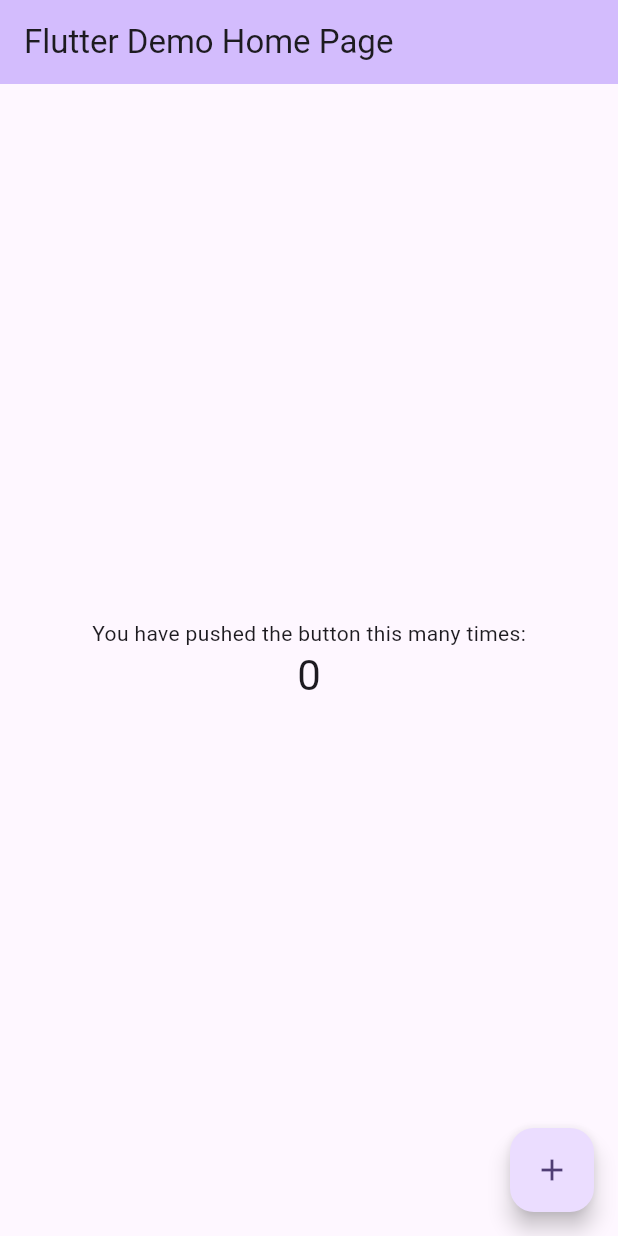
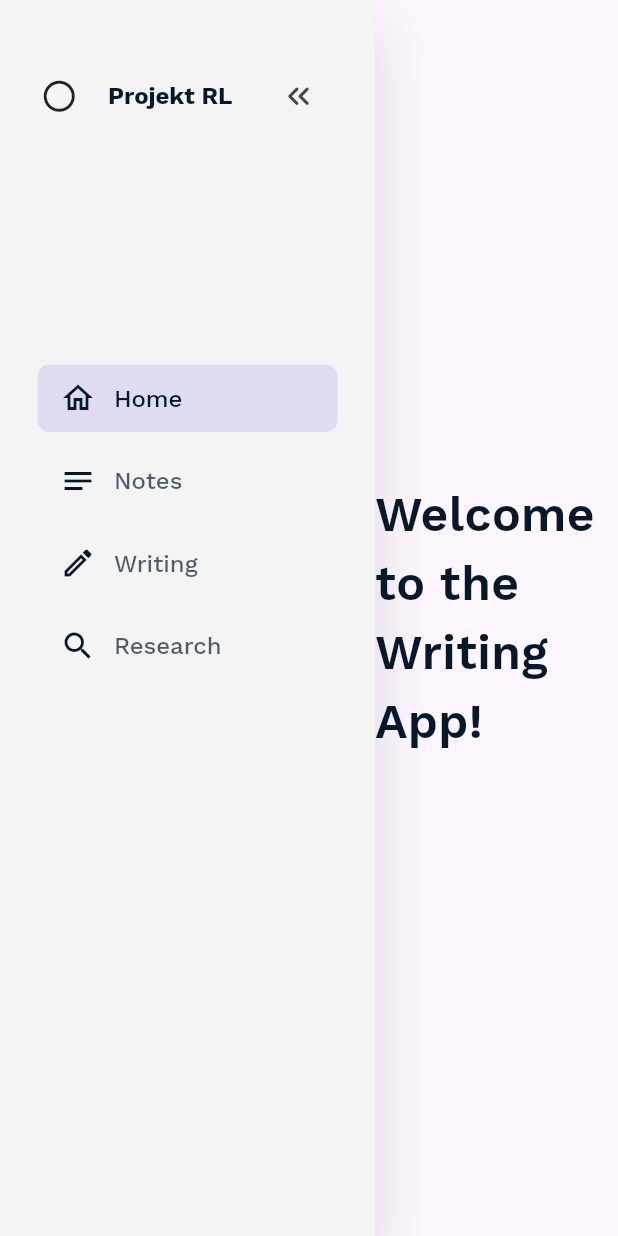
Before and after one commit to uobirek/writing-app, a Flutter app: the screen it shows after launch, on a phone screen of 412 x 824 dp. Run offline on Flutter 3.47's test engine with Material 3 defaults, Android fonts, the phone set to English and light mode, and no system bars; our stand-ins replace google_fonts.

Commit message:
navigation & basic notes

```diff
--- a/lib/main.dart
+++ b/lib/main.dart
@@ -1,125 +1,59 @@
 import 'package:flutter/material.dart';
+import 'package:writing_app/screens/home/homescreen.dart';
+import 'package:writing_app/screens/notes/notesscreen.dart';
+import 'package:writing_app/screens/writing/writingscreen.dart';
+import 'package:writing_app/widgets/sidebar.dart';
 
-void main() {
-  runApp(const MyApp());
+void main() => runApp(MyApp());
+
+class MyApp extends StatefulWidget {
+  @override
+  _MyAppState createState() => _MyAppState();
 }
 
-class MyApp extends StatelessWidget {
-  const MyApp({super.key});
+class _MyAppState extends State<MyApp> {
+  String _currentSection = 'Home'; // Active section
 
-  // This widget is the root of your application.
-  @override
-  Widget build(BuildContext context) {
-    return MaterialApp(
-      title: 'Flutter Demo',
-      theme: ThemeData(
-        // This is the theme of your application.
-        //
-        // TRY THIS: Try running your application with "flutter run". You'll see
-        // the application has a purple toolbar. Then, without quitting the app,
-        // try changing the seedColor in the colorScheme below to Colors.green
-        // and then invoke "hot reload" (save your changes or press the "hot
-        // reload" button in a Flutter-supported IDE, or press "r" if you used
-        // the command line to start the app).
-        //
-        // Notice that the counter didn't reset back to zero; the application
-        // state is not lost during the reload. To reset the state, use hot
-        // restart instead.
-        //
-        // This works for code too, not just values: Most code changes can be
-        // tested with just a hot reload.
-        colorScheme: ColorScheme.fromSeed(seedColor: Colors.deepPurple),
-        useMaterial3: true,
-      ),
-      home: const MyHomePage(title: 'Flutter Demo Home Page'),
-    );
-  }
-}
-
-class MyHomePage extends StatefulWidget {
-  const MyHomePage({super.key, required this.title});
-
-  // This widget is the home page of your application. It is stateful, meaning
-  // that it has a State object (defined below) that contains fields that affect
-  // how it looks.
-
-  // This class is the configuration for the state. It holds the values (in this
-  // case the title) provided by the parent (in this case the App widget) and
-  // used by the build method of the State. Fields in a Widget subclass are
-  // always marked "final".
-
-  final String title;
-
-  @override
-  State<MyHomePage> createState() => _MyHomePageState();
-}
-
-class _MyHomePageState extends State<MyHomePage> {
-  int _counter = 0;
-
-  void _incrementCounter() {
+  void _navigateTo(String section) {
     setState(() {
-      // This call to setState tells the Flutter framework that something has
-      // changed in this State, which causes it to rerun the build method below
-      // so that the display can reflect the updated values. If we changed
-      // _counter without calling setState(), then the build method would not be
-      // called again, and so nothing would appear to happen.
-      _counter++;
+      _currentSection = section;
     });
   }
 
   @override
   Widget build(BuildContext context) {
-    // This method is rerun every time setState is called, for instance as done
-    // by the _incrementCounter method above.
-    //
-    // The Flutter framework has been optimized to make rerunning build methods
-    // fast, so that you can just rebuild anything that needs updating rather
-    // than having to individually change instances of widgets.
-    return Scaffold(
-      appBar: AppBar(
-        // TRY THIS: Try changing the color here to a specific color (to
-        // Colors.amber, perhaps?) and trigger a hot reload to see the AppBar
-        // change color while the other colors stay the same.
-        backgroundColor: Theme.of(context).colorScheme.inversePrimary,
-        // Here we take the value from the MyHomePage object that was created by
-        // the App.build method, and use it to set our appbar title.
-        title: Text(widget.title),
-      ),
-      body: Center(
-        // Center is a layout widget. It takes a single child and positions it
-        // in the middle of the parent.
-        child: Column(
-          // Column is also a layout widget. It takes a list of children and
-          // arranges them vertically. By default, it sizes itself to fit its
-          // children horizontally, and tries to be as tall as its parent.
-          //
-          // Column has various properties to control how it sizes itself and
-          // how it positions its children. Here we use mainAxisAlignment to
-          // center the children vertically; the main axis here is the vertical
-          // axis because Columns are vertical (the cross axis would be
-          // horizontal).
-          //
-          // TRY THIS: Invoke "debug painting" (choose the "Toggle Debug Paint"
-          // action in the IDE, or press "p" in the console), to see the
-          // wireframe for each widget.
-          mainAxisAlignment: MainAxisAlignment.center,
-          children: <Widget>[
-            const Text(
-              'You have pushed the button this many times:',
+    Widget activeScreen;
+
+    switch (_currentSection) {
+      case 'Home':
+        activeScreen = HomeScreen();
+        break;
+      case 'Notes':
+        activeScreen = NotesScreen();
+        break;
+      case 'Writing':
+        activeScreen = WritingScreen();
+        break;
+      case 'Research':
+        activeScreen = WritingScreen(); // Replace with ResearchScreen later
+        break;
+      default:
+        activeScreen = HomeScreen();
+    }
+
+    return MaterialApp(
+      title: 'Writing App',
+      home: Scaffold(
+        body: Row(
+          children: [
+            AppSidebar(
+              activeSection: _currentSection,
+              onSectionTap: _navigateTo,
             ),
-            Text(
-              '$_counter',
-              style: Theme.of(context).textTheme.headlineMedium,
-            ),
+            Expanded(child: activeScreen),
           ],
         ),
       ),
-      floatingActionButton: FloatingActionButton(
-        onPressed: _incrementCounter,
-        tooltip: 'Increment',
-        child: const Icon(Icons.add),
-      ), // This trailing comma makes auto-formatting nicer for build methods.
     );
   }
 }
--- /dev/null
+++ b/lib/screens/home/homescreen.dart
@@ -0,0 +1,14 @@
+import 'package:flutter/material.dart';
+import 'package:writing_app/utils/theme.dart';
+
+class HomeScreen extends StatelessWidget {
+  @override
+  Widget build(BuildContext context) {
+    return Center(
+      child: Text(
+        'Welcome to the Writing App!',
+        style: AppTextStyles.dashboardTitle,
+      ),
+    );
+  }
+}
--- /dev/null
+++ b/lib/utils/theme.dart
@@ -0,0 +1,75 @@
+import 'package:flutter/material.dart';
+import 'package:google_fonts/google_fonts.dart';
+
+class AppColors {
+  static const Color accentcolour1 = Color(0xFFEFB11D);
+  static const Color accentcolour2 = Color(0xFFA7A3EB);
+  static const Color background = Color(0xFFFCFCFC);
+  static const Color verylight = Color(0xFFFEFEFE);
+  static const Color text = Color(0xFF07182B);
+  static const Color bigsquaregrey = Color(0xFFF4F4F4);
+  static const Color darkergrey = Color(0xFFEAEAEA);
+}
+
+class AppTextStyles {
+  static final TextStyle bigTitle = GoogleFonts.workSans(
+      fontSize: 64,
+      fontWeight: FontWeight.bold,
+      color: AppColors.text,
+      letterSpacing: -1);
+
+  static final TextStyle dashboardTitle = GoogleFonts.workSans(
+    fontSize: 32,
+    fontWeight: FontWeight.w600,
+    color: AppColors.text,
+  );
+
+  static final TextStyle body = GoogleFonts.workSans(
+      fontSize: 16,
+      fontWeight: FontWeight.normal,
+      color: AppColors.text,
+      letterSpacing: 2);
+
+  static final TextStyle semibolded = GoogleFonts.workSans(
+      fontSize: 16,
+      fontWeight: FontWeight.w500,
+      color: AppColors.text,
+      letterSpacing: -0.02);
+
+  static final TextStyle light = GoogleFonts.workSans(
+      fontSize: 12,
+      fontWeight: FontWeight.normal,
+      color: AppColors.text,
+      letterSpacing: 2);
+
+  static final TextStyle bolded = GoogleFonts.workSans(
+      fontSize: 16,
+      fontWeight: FontWeight.bold,
+      color: AppColors.text,
+      letterSpacing: -0.01);
+}
+
+class AppTheme {
+  static ThemeData lightTheme = ThemeData(
+    primaryColor: AppColors.accentcolour1,
+    scaffoldBackgroundColor: AppColors.background,
+    appBarTheme: AppBarTheme(
+      color: AppColors.bigsquaregrey,
+      titleTextStyle: AppTextStyles.semibolded,
+    ),
+    textTheme: TextTheme(
+        displayMedium: AppTextStyles.body,
+        displayLarge: AppTextStyles.semibolded,
+        titleLarge: AppTextStyles.bigTitle,
+        titleMedium: AppTextStyles.dashboardTitle,
+        labelMedium: AppTextStyles.light),
+    cardColor: AppColors.verylight,
+    dividerColor: AppColors.darkergrey,
+    elevatedButtonTheme: ElevatedButtonThemeData(
+      style: ElevatedButton.styleFrom(
+        backgroundColor: AppColors.accentcolour1, // Button background
+        foregroundColor: AppColors.verylight, // Button text or icon color
+      ),
+    ),
+  );
+}
--- /dev/null
+++ b/lib/widgets/sidebar.dart
@@ -0,0 +1,156 @@
+import 'package:flutter/material.dart';
+import 'package:writing_app/utils/theme.dart';
+
+class AppSidebar extends StatefulWidget {
+  final String activeSection;
+  final Function(String) onSectionTap;
+
+  const AppSidebar({
+    Key? key,
+    required this.activeSection,
+    required this.onSectionTap,
+  }) : super(key: key);
+
+  @override
+  _AppSidebarState createState() => _AppSidebarState();
+}
+
+class _AppSidebarState extends State<AppSidebar> {
+  bool _isExpanded = true;
+  String _hoveredSection = ''; // Tracks the currently hovered section
+
+  void _toggleSidebar() {
+    setState(() {
+      _isExpanded = !_isExpanded;
+    });
+  }
+
+  void _onHover(String section) {
+    setState(() {
+      _hoveredSection = section;
+    });
+  }
+
+  void _onExitHover() {
+    setState(() {
+      _hoveredSection = '';
+    });
+  }
+
+  @override
+  Widget build(BuildContext context) {
+    return Container(
+      width: _isExpanded ? 250 : 100, // Adjust width based on state
+      decoration: BoxDecoration(
+        color: AppColors.bigsquaregrey,
+        boxShadow: [
+          BoxShadow(
+            color: Colors.black.withOpacity(0.10),
+            blurRadius: 30,
+            spreadRadius: 6,
+            offset: Offset(0, 20),
+          ),
+        ],
+      ),
+      child: Column(
+        crossAxisAlignment: CrossAxisAlignment.center,
+        children: [
+          const SizedBox(height: 40),
+          Row(
+            mainAxisAlignment: MainAxisAlignment.center,
+            children: [
+              if (_isExpanded) const Icon(Icons.circle_outlined, size: 25),
+              if (_isExpanded) const SizedBox(width: 20),
+              if (_isExpanded) Text("Projekt RL", style: AppTextStyles.bolded),
+              const SizedBox(width: 20),
+              IconButton(
+                icon: Icon(
+                  _isExpanded
+                      ? Icons.keyboard_double_arrow_left_rounded
+                      : Icons.keyboard_double_arrow_right_rounded,
+                  size: 25,
+                ),
+                onPressed: _toggleSidebar,
+              ),
+            ],
+          ),
+          const SizedBox(height: 150),
+          _buildSidebarItem(
+            icon: Icons.home_outlined,
+            label: 'Home',
+            isActive: widget.activeSection == 'Home',
+            onTap: () => widget.onSectionTap('Home'),
+          ),
+          _buildSidebarItem(
+            icon: Icons.notes_outlined,
+            label: 'Notes',
+            isActive: widget.activeSection == 'Notes',
+            onTap: () => widget.onSectionTap('Notes'),
+          ),
+          _buildSidebarItem(
+            icon: Icons.edit_outlined,
+            label: 'Writing',
+            isActive: widget.activeSection == 'Writing',
+            onTap: () => widget.onSectionTap('Writing'),
+          ),
+          _buildSidebarItem(
+            icon: Icons.search,
+            label: 'Research',
+            isActive: widget.activeSection == 'Research',
+            onTap: () => widget.onSectionTap('Research'),
+          ),
+        ],
+      ),
+    );
+  }
+
+  Widget _buildSidebarItem({
+    required IconData icon,
+    required String label,
+    required bool isActive,
+    required VoidCallback onTap,
+  }) {
+    final isHovered = _hoveredSection == label;
+    return MouseRegion(
+      cursor: SystemMouseCursors.click,
+      onEnter: (_) => _onHover(label),
+      onExit: (_) => _onExitHover(),
+      child: Padding(
+        padding: const EdgeInsets.symmetric(vertical: 5),
+        child: GestureDetector(
+          onTap: onTap,
+          child: AnimatedContainer(
+            duration: const Duration(
+                milliseconds: 0), // Smooth transition for hover effects
+            height: 45,
+            width: _isExpanded ? 200 : 60,
+            decoration: BoxDecoration(
+              borderRadius: BorderRadius.circular(8),
+              color: isActive
+                  ? AppColors.accentcolour2.withOpacity(0.3)
+                  : isHovered
+                      ? AppColors.accentcolour2.withOpacity(0.1)
+                      : AppColors.bigsquaregrey,
+            ),
+            child: Row(
+              children: [
+                const SizedBox(width: 15),
+                Icon(icon, color: AppColors.text),
+                if (_isExpanded) const SizedBox(width: 12),
+                if (_isExpanded)
+                  Text(
+                    label,
+                    style: AppTextStyles.semibolded.copyWith(
+                      color: isActive || isHovered
+                          ? AppColors.text
+                          : AppColors.text.withOpacity(0.7),
+                    ),
+                  ),
+              ],
+            ),
+          ),
+        ),
+      ),
+    );
+  }
+}
--- a/pubspec.yaml
+++ b/pubspec.yaml
@@ -30,6 +30,7 @@ environment:
 dependencies:
   flutter:
     sdk: flutter
+  google_fonts: ^4.0.0
 
 
   # The following adds the Cupertino Icons font to your application.
@@ -57,7 +58,8 @@ flutter:
   # included with your application, so that you can use the icons in
   # the material Icons class.
   uses-material-design: true
-
+  assets:
+    - assets/images/
   # To add assets to your application, add an assets section, like this:
   # assets:
   #   - images/a_dot_burr.jpeg
```
Also changed, not shown: lib/screens/notes/note.dart (added, +42 -0 lines), lib/screens/notes/notecard.dart (added, +59 -0 lines), lib/screens/notes/notesdata.dart (added, +20 -0 lines), lib/screens/notes/notesscreen.dart (added, +119 -0 lines), lib/screens/writing/writingscreen.dart (added, +15 -0 lines), assets/images/dottie.jpg (added), assets/images/georgia.jpg (added), assets/images/inclementia.jpg (added), assets/images/resort.jpg (added), pubspec.lock, 2 other files.
